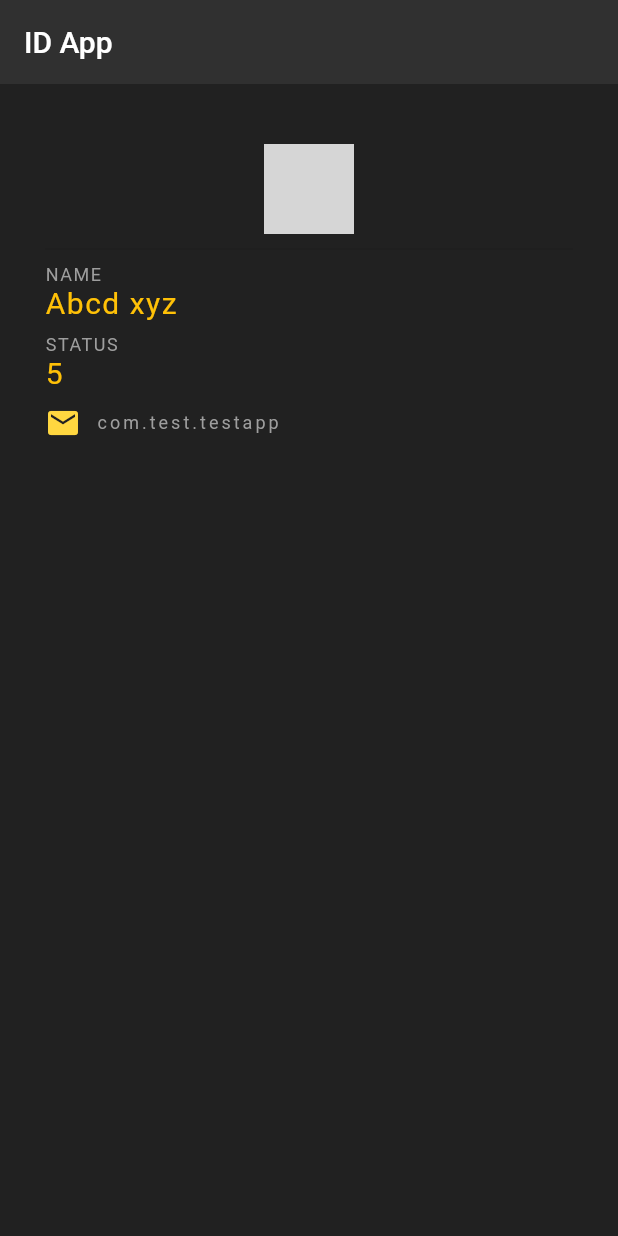
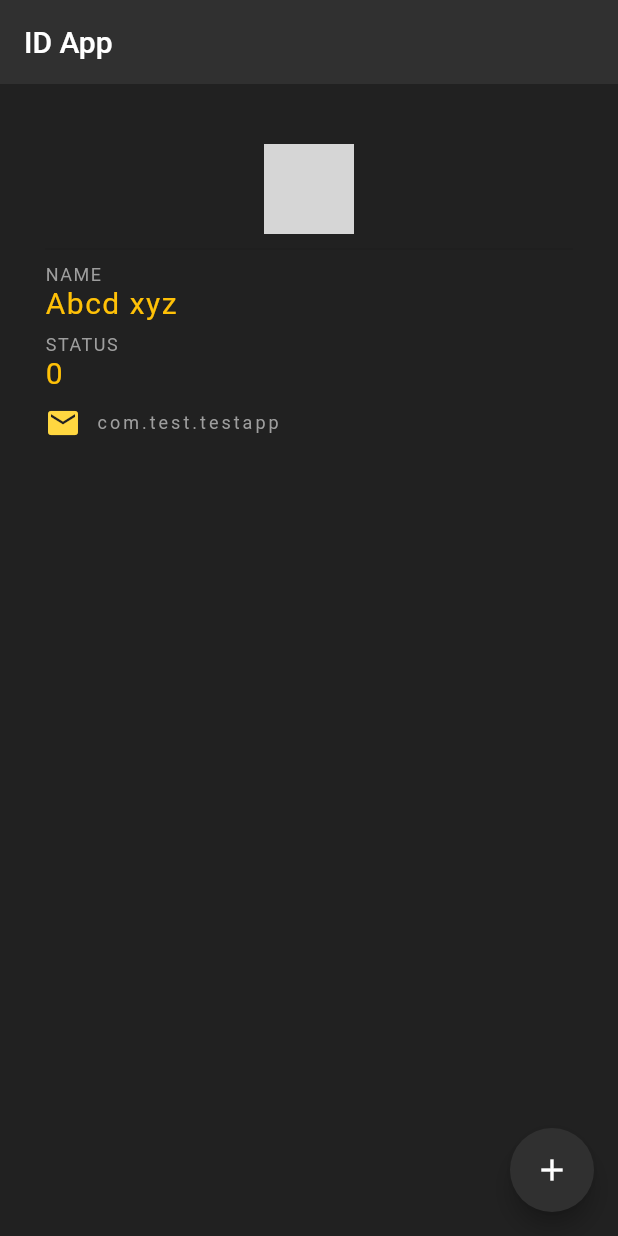
Before and after one commit to animeshxd/flutter-learing-2, a Flutter app: the screen it shows after launch, on a phone screen of 412 x 824 dp. Run offline on Flutter 3.47's test engine with Material 2 defaults, Android fonts, the phone set to English and light mode, and no system bars; network calls fail; grey boxes are pictures that could not be loaded.

```diff
--- a/lib/main.dart
+++ b/lib/main.dart
@@ -8,9 +8,15 @@ void main() {
   ));
 }
 
-class Home extends StatelessWidget {
+class Home extends StatefulWidget {
   const Home({Key? key}) : super(key: key);
 
+  @override
+  State<Home> createState() => _HomeState();
+}
+
+class _HomeState extends State<Home> {
+  int status = 0;
   @override
   Widget build(BuildContext context) {
     return Scaffold(
@@ -19,6 +25,15 @@ class Home extends StatelessWidget {
         title: const Text("ID App"),
         backgroundColor: Colors.grey[850],
         elevation: 0,
+      ),
+      floatingActionButton: FloatingActionButton(
+        child: const Icon(Icons.add),
+        backgroundColor: Colors.grey[850],
+        onPressed: () {
+          setState(() {
+            status++;
+          });
+        },
       ),
       body: Padding(
         padding: const EdgeInsets.fromLTRB(30, 40, 30, 0),
@@ -63,9 +78,9 @@ class Home extends StatelessWidget {
                 fontSize: 12,
               ),
             ),
-            const Text(
-              "5",
-              style: TextStyle(
+            Text(
+              "$status",
+              style: const TextStyle(
                 color: Colors.amber,
                 letterSpacing: 1,
                 fontSize: 20,
```
